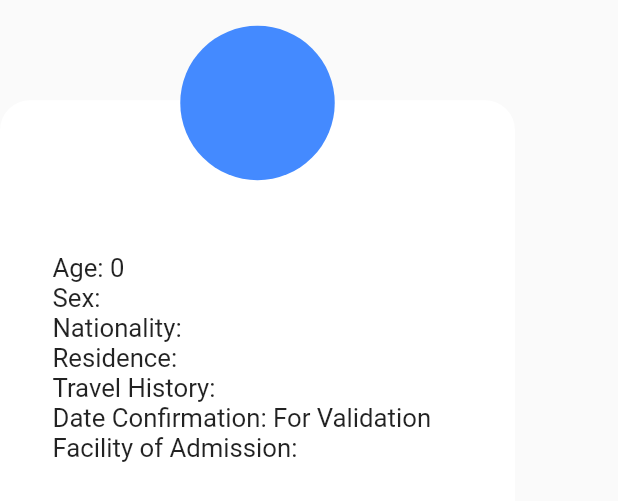
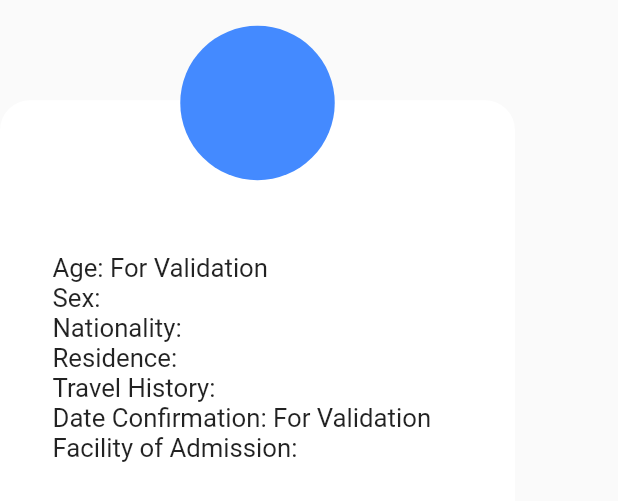
Before and after one commit to Pipaolo/NCOV-Tracker-PH, a Flutter app: the CaseDialogWidget widget shown alone on an empty page, opened directly with empty values, on a phone screen of 412 x 824 dp. Shown: the top 501 px of the screen. Run offline on Flutter 3.47's test engine with Material 2 defaults, Android fonts, the phone set to English and light mode, and no system bars; our stand-ins replace auto_route, auto_size_text, bloc, connectivity, dio, equatable and 9 more; accounts and stored records are empty; generated files the repository leaves out were written again; network calls fail.

Commit message:
Fixed Age Parsing

```diff
--- a/lib/data/repository/ncov_repository.dart
+++ b/lib/data/repository/ncov_repository.dart
@@ -113,11 +113,12 @@ class NcovRepository {
 
     return rawListOfCities.map((rawInfected) {
       final infected = rawInfected['attributes'];
+      final rawAge = int.tryParse(infected['edad']);
       return NcovInfected(
           fID: infected['FID'],
           sequ: infected['sequ'],
           phMasterList: infected['PH_masterl'],
-          age: infected['edad'],
+          age: rawAge ?? 0,
           gender: infected['kasarian'],
           nationality: infected['nationalit'],
           residence: infected['residence'],
--- a/lib/ui/home_page/bloc/home_page_bloc.dart
+++ b/lib/ui/home_page/bloc/home_page_bloc.dart
@@ -33,6 +33,7 @@ class HomePageBloc extends Bloc<HomePageEvent, HomePageState> {
           ncovStatisticBasic: ncovStatisticBasic,
         );
       } catch (e) {
+        print(e);
         yield HomePageError(
           errorText: e.toString(),
         );
--- a/lib/ui/ncov_cases_city_page/widgets/case_dialog_widget.dart
+++ b/lib/ui/ncov_cases_city_page/widgets/case_dialog_widget.dart
@@ -31,7 +31,7 @@ class CaseDialogWidget extends StatelessWidget {
                   mainAxisAlignment: MainAxisAlignment.center,
                   children: <Widget>[
                     Text(
-                      'Age: ${ncovInfected.age}',
+                      'Age: ${(ncovInfected.age == 0) ? 'For Validation' : ncovInfected.age}',
                       style: GoogleFonts.roboto(
                         fontSize: ScreenUtil().setSp(30),
                       ),
```
